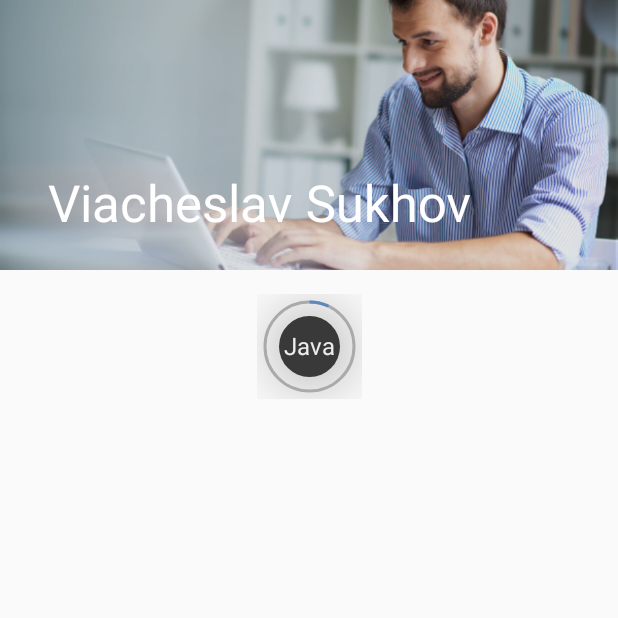
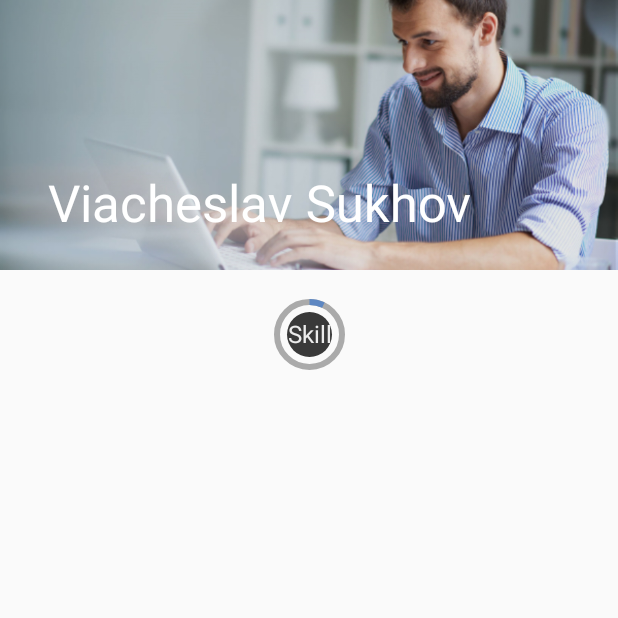
Before and after one commit to 1lio/AboutMe, an Android app: the screen it shows after launch (MainActivity), on a phone screen of 412 x 824 dp, the top half of it. Run offline under Robolectric (Android 15) with nearby library versions, the phone set to English and light mode, and no system bars.

Commit message:
update skillView.kt

```diff
--- a/app/src/main/kotlin/zen/me/about/ui/skill/SkillView.kt
+++ b/app/src/main/kotlin/zen/me/about/ui/skill/SkillView.kt
@@ -11,6 +11,7 @@ import android.view.View
 import zen.me.about.R
 import zen.me.about.util.toDp
 import zen.me.about.util.toSp
+import kotlin.math.PI
 
 class SkillView @JvmOverloads constructor(
     context: Context,
@@ -19,24 +20,18 @@ class SkillView @JvmOverloads constructor(
 ) : View(context, attr, defStyle) {
 
     private companion object {
-        const val COLOR_PRIMARY: Int = 28313600  // #283136 (DarkGray)
-        const val COLOR_ACCENT: Int = 6129602    // #000 (LightBlue)
-        const val COLOR_SHADOW: Int = 3750201    // #000 (Gray)
-        const val COLOR_TEXT: Int = 1            // #000 (Black)
-        const val DEF_TEXT: String = "NONE"
+        const val COLOR_PRIMARY: Int = Color.BLACK
+        const val COLOR_ACCENT: Int = Color.BLUE
+        const val COLOR_SHADOW: Int = Color.LTGRAY
+        const val COLOR_TEXT: Int = Color.WHITE
+        const val DEF_TEXT: String = "Skill"
         const val DEF_TEXT_SIZE: Float = 12f
         const val DEF_PROGRESS: Int = 50
-        const val DEF_PROGRESS_SIZE: Float = 2f
+        const val DEF_PROGRESS_SIZE: Float = 4f
         const val DEF_SPACING: Float = 8f
         const val DEF_START_ANGLE: Float = 270f  // 12 o'clock
-        const val DEF_VIEW_SIZE: Int = 52
+        const val DEF_VIEW_SIZE: Int = 56
     }
-
-    // Colors
-    private var bgColor: Int
-    private var progressColor: Int
-    private var bgProgress: Int
-    private var textColor: Int
 
     // Dimensions
     private var textSize: Float = DEF_TEXT_SIZE
@@ -47,36 +42,29 @@ class SkillView @JvmOverloads constructor(
     // Values
     private var text: String
     private var progress: Int
+    private var bgColor: Int
+    private var progressColor: Int
+    private var bgProgress: Int
+    private var textColor: Int
 
     // Tools
     private var paint: Paint
     private var oval: RectF
 
-
     init {
         val a: TypedArray = context.theme.obtainStyledAttributes(attr, R.styleable.SkillView, 0, 0)
 
         try {
-
             bgColor = a.getColor(R.styleable.SkillView_backgroundColor, COLOR_PRIMARY)
-
             progressColor = a.getColor(R.styleable.SkillView_progressColor, COLOR_ACCENT)
-
             bgProgress = a.getColor(R.styleable.SkillView_backgroundProgress, COLOR_SHADOW)
-
             textColor = a.getColor(R.styleable.SkillView_textColor, COLOR_TEXT)
-
             text = a.getString(R.styleable.SkillView_text) ?: DEF_TEXT
-
             textSize = a.getDimension(R.styleable.SkillView_textSize, DEF_TEXT_SIZE.toSp(context))
-
             progressSize = a.getDimension(R.styleable.SkillView_progressSize, DEF_PROGRESS_SIZE.toDp(context))
-
             progress = a.getInteger(R.styleable.SkillView_progress, DEF_PROGRESS)
-
             paint = Paint()
             oval = RectF()
-
         } finally {
             a.recycle()
         }
@@ -91,18 +79,16 @@ class SkillView @JvmOverloads constructor(
         val minWidth = if (widthMode == MeasureSpec.UNSPECIFIED) defSize else wMeasureSpec
         val minHeight = if (heightMode == MeasureSpec.UNSPECIFIED) defSize else wMeasureSpec
 
-
         val size = if (minWidth <= minHeight) minWidth else minHeight
         setMeasuredDimension(size, size)
     }
 
     override fun onLayout(changed: Boolean, left: Int, top: Int, right: Int, bottom: Int) {
         super.onLayout(changed, left, top, right, bottom)
-        shift = 25f - progressSize
+        shift = 24f - progressSize
         radius = width / 2f
         oval.set(DEF_SPACING, DEF_SPACING, radius * 2 - DEF_SPACING, radius * 2 - DEF_SPACING)
     }
-
 
     override fun onDraw(canvas: Canvas) {
         drawBackground(canvas)
@@ -114,7 +100,7 @@ class SkillView @JvmOverloads constructor(
     private fun drawBackground(canvas: Canvas) {
         paint(Paint.Style.FILL_AND_STROKE)
         paint.color = bgColor
-        paint.setShadowLayer(radius, 2f, 2f, Color.GRAY)
+        paint.setShadowLayer(radius / (2 * PI.toFloat()) - shift, 0f, 5f, COLOR_SHADOW)
         canvas.drawCircle(radius, radius, radius - shift, paint)
     }
 
@@ -158,13 +144,9 @@ class SkillView @JvmOverloads constructor(
         } else drawProgress(canvas, nProgress)
     }
 
-    fun setText(text: String) {
-        this.text = text
-    }
+    fun setText(text: String) { this.text = text }
 
-    fun setProgress(count: Int) {
-        this.progress = count
-    }
+    fun setProgress(count: Int) { this.progress = count }
 
     // Percent from 360
     private fun Int.toPercent(): Float {
--- a/app/src/main/res/layout/item_skills.xml
+++ b/app/src/main/res/layout/item_skills.xml
@@ -7,13 +7,11 @@
 
     <zen.me.about.ui.skill.SkillView
         style="@style/SkillView"
-        android:layout_width="70dp"
-        android:layout_height="80dp"
+        android:layout_width="54dp"
+        android:layout_height="54dp"
         app:layout_constraintBottom_toBottomOf="parent"
         app:layout_constraintEnd_toEndOf="parent"
         app:layout_constraintStart_toStartOf="parent"
-        app:layout_constraintTop_toTopOf="parent"
-        app:progress="12"
-        app:text="Java" />
+        app:layout_constraintTop_toTopOf="parent" />
 
 </androidx.constraintlayout.widget.ConstraintLayout>
--- a/app/src/main/res/values/dimens.xml
+++ b/app/src/main/res/values/dimens.xml
@@ -5,7 +5,7 @@
     <dimen name="padding">16dp</dimen>
 
     <dimen name="skill_text_size">16sp</dimen>
-    <dimen name="skill_progress_size">2dp</dimen>
+    <dimen name="skill_progress_size">4dp</dimen>
 
     <dimen name="item_title_text_size">16sp</dimen>
     <dimen name="item_description_text_size">14sp</dimen>
--- a/app/src/main/res/values/styles.xml
+++ b/app/src/main/res/values/styles.xml
@@ -27,7 +27,6 @@
         <item name="textColor">@color/white</item>
 
         <item name="progressSize">@dimen/skill_progress_size</item>
-        <item name="progress">1</item>
     </style>
 
 </resources>
```
